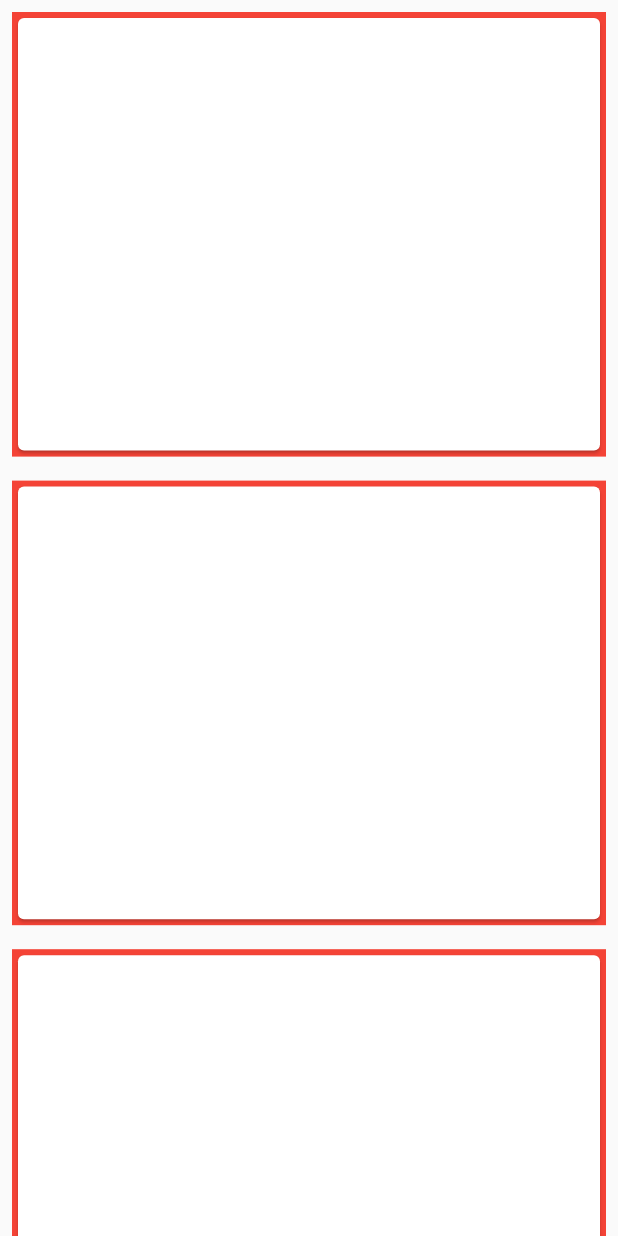
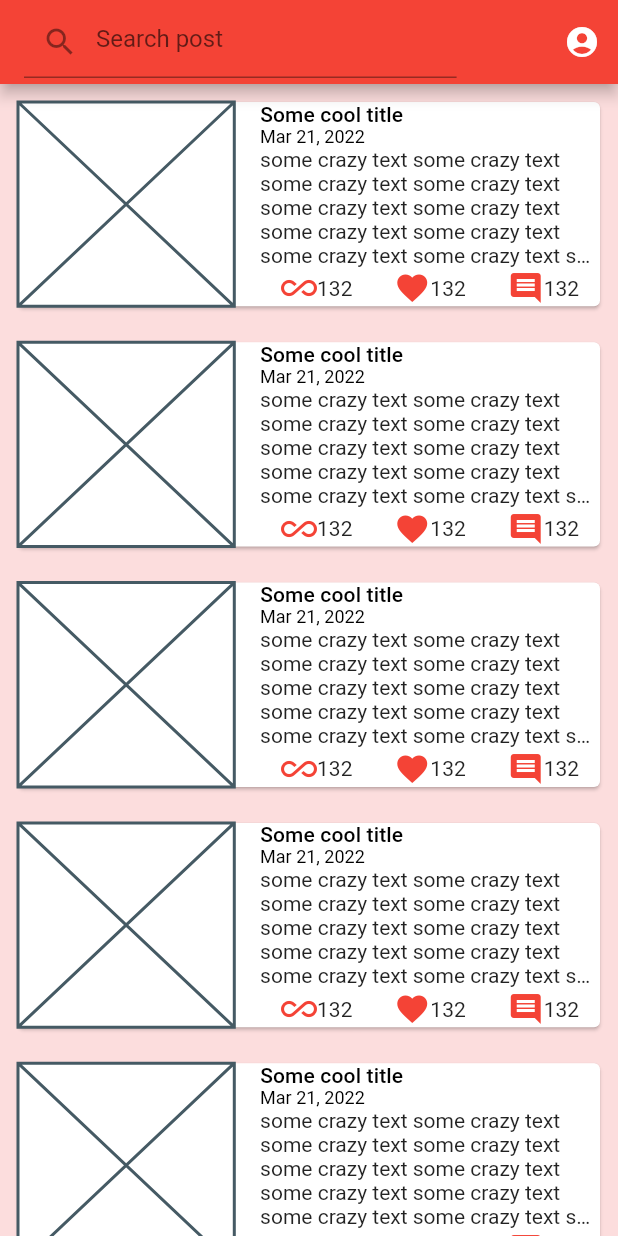
Before and after one commit to kwe-k-u/tyncad_coding_test, a Flutter app: the screen it shows after launch, after a tap on "Sign in", on a phone screen of 412 x 824 dp. Run offline on Flutter 3.47's test engine with Material 2 defaults, Android fonts, the phone set to English and light mode, and no system bars; our stand-ins replace flutter_dotenv.

Commit message:
Added widgets and wireframes for feedscreen and proile page

```diff
--- a/lib/main.dart
+++ b/lib/main.dart
@@ -14,18 +14,12 @@ class MyApp extends StatelessWidget {
   @override
   Widget build(BuildContext context) {
     return MaterialApp(
-      title: 'Flutter Demo',
       theme: ThemeData(
-        // This is the theme of your application.
-        //
-        // Try running your application with "flutter run". You'll see the
-        // application has a blue toolbar. Then, without quitting the app, try
-        // changing the primarySwatch below to Colors.green and then invoke
-        // "hot reload" (press "r" in the console where you ran "flutter run",
-        // or simply save your changes to "hot reload" in a Flutter IDE).
-        // Notice that the counter didn't reset back to zero; the application
-        // is not restarted.
-        primarySwatch: Colors.blue,
+        primarySwatch: Colors.red,
+        canvasColor: const Color(0xFFFCDDDD),
+        iconTheme: const IconThemeData(
+          color:  Colors.red
+        )
       ),
       home: const SignIn(),
     );
--- a/lib/screens/feed_screen/feed_screen.dart
+++ b/lib/screens/feed_screen/feed_screen.dart
@@ -1,5 +1,7 @@
 import 'package:flutter/material.dart';
 import 'package:tyncad_test/models/feed.dart';
+import 'package:tyncad_test/screens/profile_screen/profile_screen.dart';
+import 'package:tyncad_test/widgets/custom_text_field.dart';
 import 'package:tyncad_test/widgets/feed_card.dart';
 
 class FeedScreen extends StatefulWidget {
@@ -10,9 +12,30 @@ class FeedScreen extends StatefulWidget {
 }
 
 class _FeedScreenState extends State<FeedScreen> {
+  TextEditingController searchController = TextEditingController();
+
   @override
   Widget build(BuildContext context) {
     return Scaffold(
+      appBar: AppBar(
+        automaticallyImplyLeading: false,
+        title: CustomTextField(
+          hintIcon: Icons.search,
+          hintText: "Search post",
+          controller: searchController,
+        ),
+        actions: [
+          IconButton(
+              onPressed: (){
+                Navigator.push(context,
+                    MaterialPageRoute(builder: (context)=> const ProfileScreen()
+                    )
+                );
+              },
+              icon: Icon(Icons.account_circle)
+          )
+        ],
+      ),
         body: Container(
         child: ListView(
           children: List.generate(12, (index) => FeedCard()),
--- a/lib/screens/sign_in/sign_in.dart
+++ b/lib/screens/sign_in/sign_in.dart
@@ -23,7 +23,8 @@ class _SignInState extends State<SignIn> {
     Size size = MediaQuery.of(context).size;
 
     return Scaffold(
-        body: SizedBox(
+        body: SingleChildScrollView(
+          child: SizedBox(
             width: size.width,
             height: size.height,
             child: Column(
@@ -39,15 +40,31 @@ class _SignInState extends State<SignIn> {
                   ),
                 ),
 
+                Container(
+                  decoration: BoxDecoration(
+                    color: Colors.white,
+                    border: Border.all(width: 1, color: Colors.grey),
+                    borderRadius: BorderRadius.circular(16)
+                  ),
+                  padding: const EdgeInsets.all(8.0) - const EdgeInsets.only(bottom: 8),
+                  child: Column(
+                    children: [
+
                       CustomTextField(
                         controller: email,
                         hintText: "Email",
+                        hintIcon: Icons.email,
                       ),
                       CustomTextField(
                           controller: password,
                           hintText: "Password",
+                          hintIcon: Icons.lock_outlined,
                           obscure: true
                       ),
+                    ],
+                  ),
+                ),
+
 
                 CustomButton(
                     text: "Sign in",
@@ -74,6 +91,7 @@ class _SignInState extends State<SignIn> {
                 )
               ],
             ),
+          ),
         )
     );
   }
--- a/lib/widgets/custom_text_field.dart
+++ b/lib/widgets/custom_text_field.dart
@@ -5,6 +5,7 @@ class CustomTextField extends StatefulWidget {
   final TextEditingController controller;
   final String? hintText;
   final bool obscure;
+  final IconData? hintIcon;
   final double? width;
   final double? height;
 
@@ -13,6 +14,7 @@ class CustomTextField extends StatefulWidget {
     required this.controller,
     this.hintText,
     this.obscure = false,
+    this.hintIcon,
     this.height,
     this.width,
   }) : super(key: key);
@@ -26,17 +28,16 @@ class _CustomTextFieldState extends State<CustomTextField> {
   Widget build(BuildContext context) {
     Size size = MediaQuery.of(context).size;
 
-    return Container(
-      padding: const EdgeInsets.all(8),
-      width: widget.width ?? size.width * 0.7,
-      height: widget.height,
+    return SizedBox(
+      width: size.width * 0.7,
       child: TextFormField(
         controller: widget.controller,
         obscureText: widget.obscure,
         decoration: InputDecoration(
-          border: OutlineInputBorder(
-            borderRadius: BorderRadius.circular(20)
-          ),
+          prefixIcon: Icon(widget.hintIcon),
+          // border: OutlineInputBorder(
+          //   borderRadius: BorderRadius.circular(20)
+          // ),
           hintText: widget.hintText
         ),
       ),
--- a/lib/widgets/feed_card.dart
+++ b/lib/widgets/feed_card.dart
@@ -1,4 +1,5 @@
 import 'package:flutter/material.dart';
+import 'package:intl/intl.dart';
 import 'package:tyncad_test/models/feed.dart';
 
 
@@ -14,14 +15,75 @@ class FeedCard extends StatelessWidget {
     Size size = MediaQuery.of(context).size;
 
     return Container(
-      color: Colors.red,
+      // color: Colors.red,
+      width:  size.width * 0.9,
+      height: size.width * 0.35,
       margin: const EdgeInsets.all(8),
       child: Card(
-        child: SizedBox(
-          width:  size.width * 0.9,
-          height: size.height * 0.35,
+        child: Row(
+          mainAxisAlignment: MainAxisAlignment.spaceBetween,
+          children: [
+
+            Placeholder(
+              fallbackHeight: size.width * 0.4,
+              fallbackWidth: size.width * 0.35,
+            ),
+            SizedBox(
+              width: size.width *0.55,
+              child: Column(
+                crossAxisAlignment: CrossAxisAlignment.start,
+                children: [
+                  Text("Some cool title",
+                    overflow: TextOverflow.ellipsis,
+                    maxLines: 1,
+                    style: Theme.of(context).textTheme.titleSmall,
+                  ),
+                  Text(DateFormat.yMMMd().format(DateTime.parse("2022-03-21T17:35:01.859728Z")),
+                    style: Theme.of(context).textTheme.labelMedium,
+                  ),
+                  Text("some crazy text "*25,
+                    maxLines: 5,
+                    overflow: TextOverflow.ellipsis,),
+                  const Spacer(),
+                  Row(
+                    mainAxisAlignment: MainAxisAlignment.spaceAround,
+                    children: [
+                      _WigglyWidget(icon: Icons.all_inclusive, count: 132),
+                      _WigglyWidget(icon: Icons.favorite, count: 132),
+                      _WigglyWidget(icon: Icons.comment, count: 132),
+                    ],
+                  )
+                ],
+              ),
+            ),
+          ],
         ),
       ),
     );
   }
 }
+
+
+
+
+
+
+class _WigglyWidget extends StatelessWidget {
+  final IconData icon;
+  final int count;
+  const _WigglyWidget({
+    Key? key,
+    required this.icon,
+    required this.count,
+  }) : super(key: key);
+
+  @override
+  Widget build(BuildContext context) {
+    return Row(
+      children: [
+        Icon(icon),
+        Text(count.toString())
+      ],
+    );
+  }
+}
--- a/pubspec.yaml
+++ b/pubspec.yaml
@@ -36,6 +36,7 @@ dependencies:
   cupertino_icons: ^1.0.4
   flutter_dotenv: ^5.0.2
   http: ^0.13.4
+  intl: ^0.17.0
 
 dev_dependencies:
   flutter_test:
@@ -46,7 +47,7 @@ dev_dependencies:
   # activated in the `analysis_options.yaml` file located at the root of your
   # package. See that file for information about deactivating specific lint
   # rules and activating additional ones.
-  flutter_lints: ^1.0.0
+  flutter_lints: ^1.0.4
 
 # For information on the generic Dart part of this file, see the
 # following page: https://dart.dev/tools/pub/pubspec
```
Also changed, not shown: lib/screens/create_account/create_account.dart (+31 -9 lines), lib/screens/profile_screen/profile_screen.dart (added, +138 -0 lines), pubspec.lock. Lines whose indentation alone changed are shown as unchanged.
